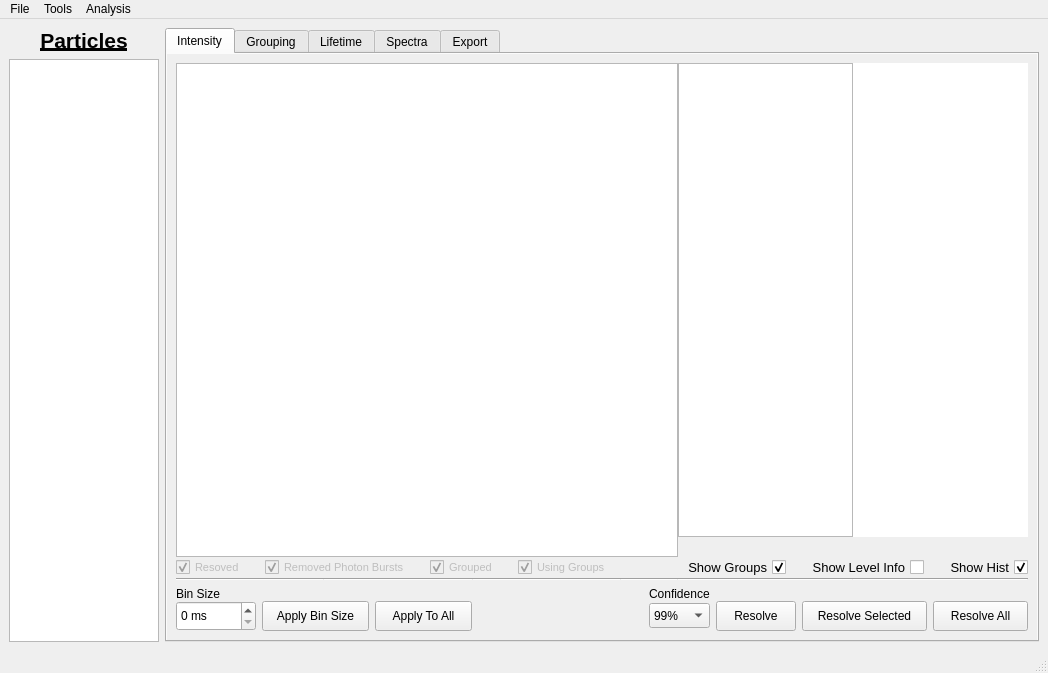
BioPhysicsUP/Full_SMS, file resources/ui/mainwindow.ui: the form before one commit.
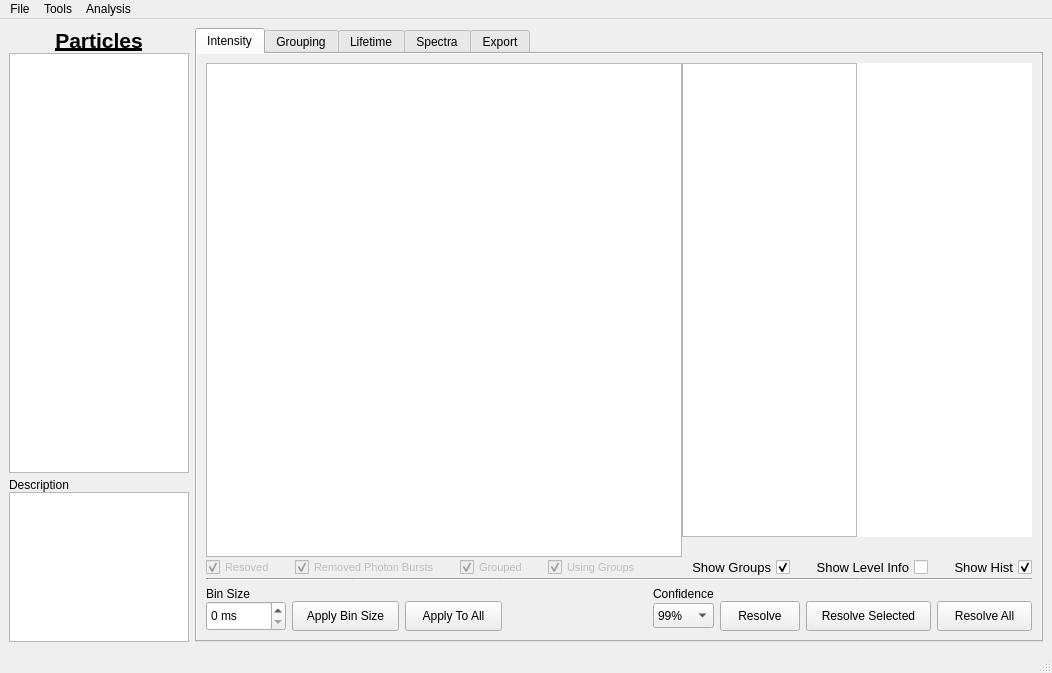
The form after the commit. Icons and pictures are not drawn. Custom widgets are drawn as their Qt base class.

```diff
--- a/resources/ui/mainwindow.ui
+++ b/resources/ui/mainwindow.ui
@@ -24,6 +24,9 @@
    <layout class="QHBoxLayout" name="horizontalLayout_10">
     <item>
      <layout class="QVBoxLayout" name="layTree">
+      <property name="spacing">
+       <number>0</number>
+      </property>
       <item>
        <widget class="QLabel" name="lblTree">
         <property name="font">
@@ -58,12 +61,62 @@
         </property>
         <property name="maximumSize">
          <size>
-          <width>150</width>
+          <width>180</width>
           <height>16777215</height>
          </size>
         </property>
        </widget>
       </item>
+      <item>
+       <spacer name="verticalSpacer_3">
+        <property name="orientation">
+         <enum>Qt::Vertical</enum>
+        </property>
+        <property name="sizeType">
+         <enum>QSizePolicy::Fixed</enum>
+        </property>
+        <property name="sizeHint" stdset="0">
+         <size>
+          <width>20</width>
+          <height>5</height>
+         </size>
+        </property>
+       </spacer>
+      </item>
+      <item>
+       <widget class="QLabel" name="label">
+        <property name="text">
+         <string>Description</string>
+        </property>
+       </widget>
+      </item>
+      <item>
+       <widget class="QTextBrowser" name="txtDescription">
+        <property name="sizePolicy">
+         <sizepolicy hsizetype="Fixed" vsizetype="Fixed">
+          <horstretch>0</horstretch>
+          <verstretch>0</verstretch>
+         </sizepolicy>
+        </property>
+        <property name="minimumSize">
+         <size>
+          <width>180</width>
+          <height>0</height>
+         </size>
+        </property>
+        <property name="maximumSize">
+         <size>
+          <width>16777215</width>
+          <height>150</height>
+         </size>
+        </property>
+        <property name="font">
+         <font>
+          <pointsize>10</pointsize>
+         </font>
+        </property>
+       </widget>
+      </item>
      </layout>
     </item>
     <item>
@@ -3166,7 +3219,7 @@
      <x>0</x>
      <y>0</y>
      <width>1048</width>
-     <height>21</height>
+     <height>22</height>
     </rect>
    </property>
    <widget class="QMenu" name="menuFile">
```
